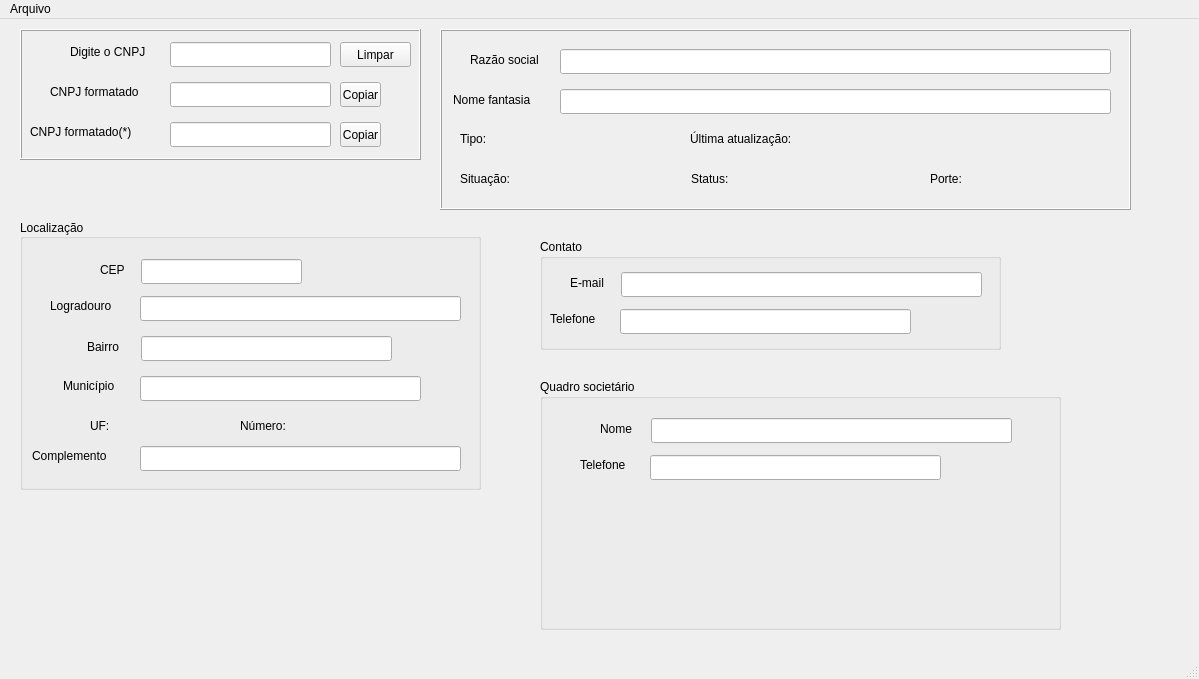
Before: the Qt Designer form CNPJ_Finder/mainwindow.ui in CaduBastos/cnpj_finder, drawn with Qt 5.
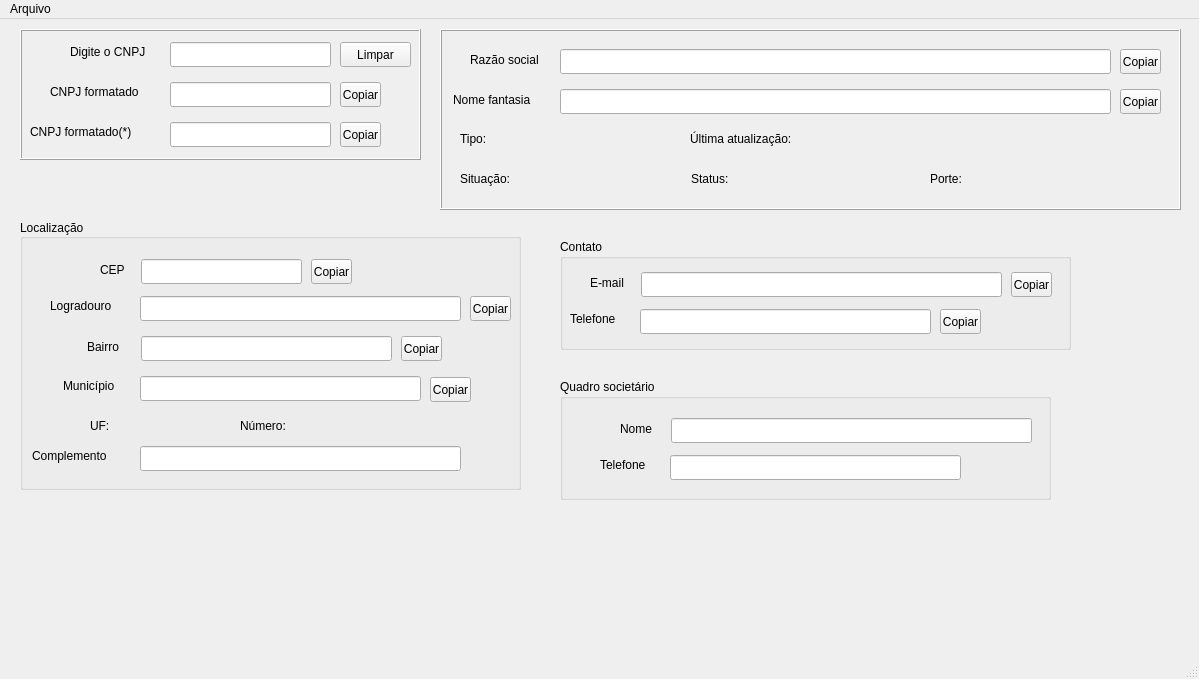
After: the same form once the commit is applied. Icons and pictures are not drawn.

Commit message: added nem copy buttons

Diff of the .ui file:
```diff
--- a/CNPJ_Finder/mainwindow.ui
+++ b/CNPJ_Finder/mainwindow.ui
@@ -160,10 +160,20 @@
      <rect>
       <x>20</x>
       <y>200</y>
-      <width>461</width>
+      <width>501</width>
       <height>271</height>
      </rect>
     </property>
+    <property name="font">
+     <font>
+      <bold>false</bold>
+      <underline>false</underline>
+      <kerning>true</kerning>
+     </font>
+    </property>
+    <property name="mouseTracking">
+     <bool>false</bool>
+    </property>
     <property name="autoFillBackground">
      <bool>false</bool>
     </property>
@@ -335,19 +345,92 @@
       <string>CEP</string>
      </property>
     </widget>
+    <widget class="QToolButton" name="toolButton_cp_cep">
+     <property name="geometry">
+      <rect>
+       <x>291</x>
+       <y>40</y>
+       <width>41</width>
+       <height>25</height>
+      </rect>
+     </property>
+     <property name="text">
+      <string>Copiar</string>
+     </property>
+     <property name="icon">
+      <iconset theme="edit-copy"/>
+     </property>
+    </widget>
+    <widget class="QToolButton" name="toolButton_cp_street">
+     <property name="geometry">
+      <rect>
+       <x>450</x>
+       <y>77</y>
+       <width>41</width>
+       <height>25</height>
+      </rect>
+     </property>
+     <property name="text">
+      <string>Copiar</string>
+     </property>
+     <property name="icon">
+      <iconset theme="edit-copy"/>
+     </property>
+    </widget>
+    <widget class="QToolButton" name="toolButton_cp_neighborhood">
+     <property name="geometry">
+      <rect>
+       <x>381</x>
+       <y>117</y>
+       <width>41</width>
+       <height>25</height>
+      </rect>
+     </property>
+     <property name="text">
+      <string>Copiar</string>
+     </property>
+     <property name="icon">
+      <iconset theme="edit-copy"/>
+     </property>
+    </widget>
+    <widget class="QToolButton" name="toolButton_cp_city">
+     <property name="geometry">
+      <rect>
+       <x>410</x>
+       <y>158</y>
+       <width>41</width>
+       <height>25</height>
+      </rect>
+     </property>
+     <property name="text">
+      <string>Copiar</string>
+     </property>
+     <property name="icon">
+      <iconset theme="edit-copy"/>
+     </property>
+    </widget>
    </widget>
    <widget class="QGroupBox" name="group_contact">
     <property name="geometry">
      <rect>
-      <x>540</x>
+      <x>560</x>
       <y>220</y>
-      <width>461</width>
+      <width>511</width>
       <height>111</height>
      </rect>
     </property>
+    <property name="autoFillBackground">
+     <bool>false</bool>
+    </property>
     <property name="title">
      <string>Contato</string>
     </property>
+    <property name="flat">
+     <bool>false</bool>
+    </property>
+    <property name="checkable">
+     <bool>false</bool>
+    </property>
     <widget class="QLabel" name="label_phone">
      <property name="geometry">
       <rect>
@@ -400,13 +483,45 @@
       <string/>
      </property>
     </widget>
+    <widget class="QToolButton" name="toolButton_cp_email">
+     <property name="geometry">
+      <rect>
+       <x>451</x>
+       <y>33</y>
+       <width>41</width>
+       <height>25</height>
+      </rect>
+     </property>
+     <property name="text">
+      <string>Copiar</string>
+     </property>
+     <property name="icon">
+      <iconset theme="edit-copy"/>
+     </property>
+    </widget>
+    <widget class="QToolButton" name="toolButton_cp_phone">
+     <property name="geometry">
+      <rect>
+       <x>380</x>
+       <y>70</y>
+       <width>41</width>
+       <height>25</height>
+      </rect>
+     </property>
+     <property name="text">
+      <string>Copiar</string>
+     </property>
+     <property name="icon">
+      <iconset theme="edit-copy"/>
+     </property>
+    </widget>
    </widget>
    <widget class="QFrame" name="company_informations">
     <property name="geometry">
      <rect>
       <x>440</x>
       <y>10</y>
-      <width>691</width>
+      <width>741</width>
       <height>181</height>
      </rect>
     </property>
@@ -527,14 +642,46 @@
       <string>Porte:</string>
      </property>
     </widget>
+    <widget class="QToolButton" name="toolButton_cp_social_name">
+     <property name="geometry">
+      <rect>
+       <x>680</x>
+       <y>20</y>
+       <width>41</width>
+       <height>25</height>
+      </rect>
+     </property>
+     <property name="text">
+      <string>Copiar</string>
+     </property>
+     <property name="icon">
+      <iconset theme="edit-copy"/>
+     </property>
+    </widget>
+    <widget class="QToolButton" name="toolButton_cp_fake_name">
+     <property name="geometry">
+      <rect>
+       <x>680</x>
+       <y>60</y>
+       <width>41</width>
+       <height>25</height>
+      </rect>
+     </property>
+     <property name="text">
+      <string>Copiar</string>
+     </property>
+     <property name="icon">
+      <iconset theme="edit-copy"/>
+     </property>
+    </widget>
    </widget>
    <widget class="QGroupBox" name="group_qsa">
     <property name="geometry">
      <rect>
-      <x>540</x>
+      <x>560</x>
       <y>360</y>
-      <width>521</width>
-      <height>251</height>
+      <width>491</width>
+      <height>121</height>
      </rect>
     </property>
     <property name="title">
```
Left out of the diff: 31 changed lines with no effect on the pictures. The commit also changes 11 other files.
